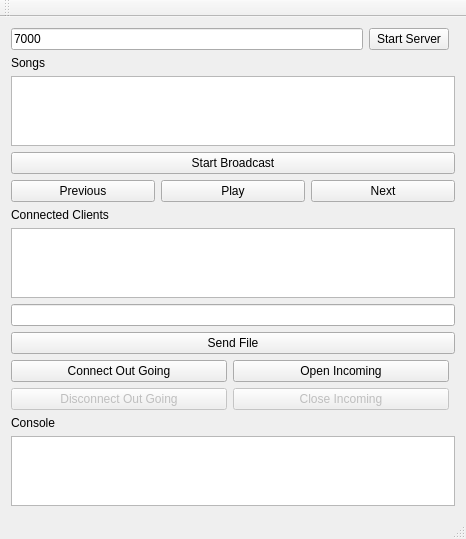
The window that ComAudioServer/mainwindow.ui (CarsonRoscoe/WirelessAudio) describes before a commit, drawn with Qt 5.
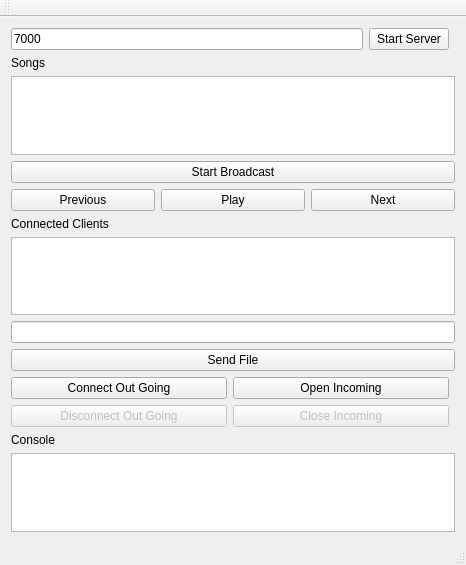
The same window after the commit.

Commit message: rename server window title

What changed in the file:
```diff
--- a/ComAudioServer/mainwindow.ui
+++ b/ComAudioServer/mainwindow.ui
@@ -7,7 +7,7 @@
     <x>0</x>
     <y>0</y>
     <width>466</width>
-    <height>521</height>
+    <height>565</height>
    </rect>
   </property>
   <property name="windowTitle">
```
Left out of the diff: 3 changed lines with no effect on the pictures.
